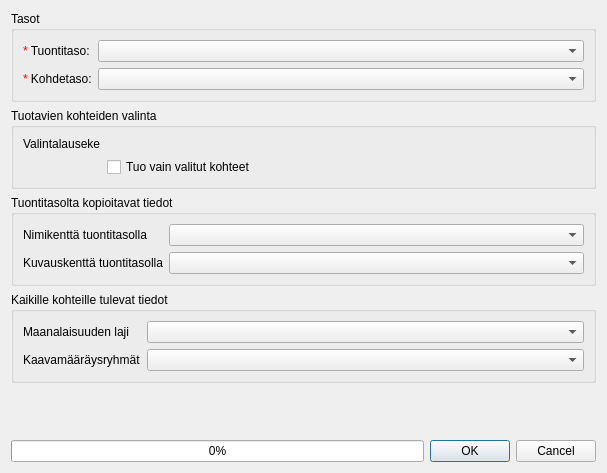
Above: arho_feature_template/gui/dialogs/import_features_form.ui from GispoCoding/arho-qgis-plugin before the change. Below: the same form after it.
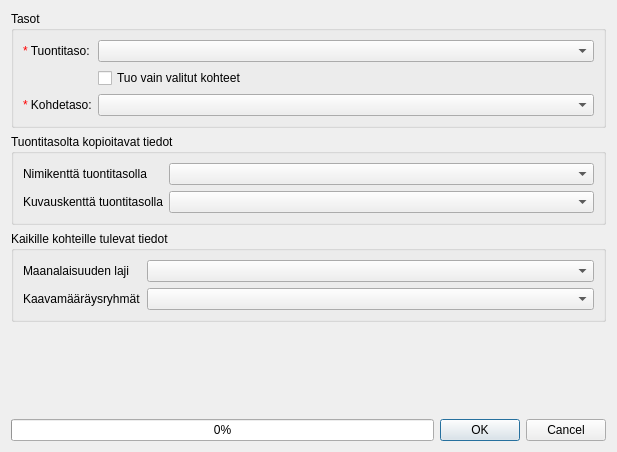
That is the form after the change. Custom widgets are drawn as their Qt base class.

Commit message: remove expression widget from import form

```diff
--- a/arho_feature_template/gui/dialogs/import_features_form.ui
+++ b/arho_feature_template/gui/dialogs/import_features_form.ui
@@ -6,8 +6,8 @@
    <rect>
     <x>0</x>
     <y>0</y>
-    <width>607</width>
-    <height>473</height>
+    <width>617</width>
+    <height>452</height>
    </rect>
   </property>
   <property name="windowTitle">
@@ -30,35 +30,16 @@
       <item row="0" column="1">
        <widget class="QgsMapLayerComboBox" name="source_layer_selection"/>
       </item>
-      <item row="1" column="0">
+      <item row="2" column="0">
        <widget class="QLabel" name="label_3">
         <property name="text">
          <string>&lt;html&gt;&lt;head/&gt;&lt;body&gt;&lt;p&gt;&lt;span style=&quot; color:#ff0000;&quot;&gt;*&lt;/span&gt; Kohdetaso:&lt;/p&gt;&lt;/body&gt;&lt;/html&gt;</string>
         </property>
        </widget>
       </item>
-      <item row="1" column="1">
+      <item row="2" column="1">
        <widget class="QgsMapLayerComboBox" name="target_layer_selection"/>
       </item>
-     </layout>
-    </widget>
-   </item>
-   <item>
-    <widget class="QGroupBox" name="groupBox_5">
-     <property name="title">
-      <string>Tuotavien kohteiden valinta</string>
-     </property>
-     <layout class="QFormLayout" name="formLayout_5">
-      <item row="0" column="0">
-       <widget class="QLabel" name="label_4">
-        <property name="text">
-         <string>Valintalauseke</string>
-        </property>
-       </widget>
-      </item>
-      <item row="0" column="1">
-       <widget class="QgsFieldExpressionWidget" name="filter_expression"/>
-      </item>
       <item row="1" column="1">
        <widget class="QCheckBox" name="selected_features_only">
         <property name="text">
@@ -67,7 +48,7 @@
        </widget>
       </item>
       <item row="1" column="0">
-       <widget class="QLabel" name="label_8">
+       <widget class="QLabel" name="label_4">
         <property name="text">
          <string/>
         </property>
@@ -184,11 +165,6 @@
    <extends>QComboBox</extends>
    <header>qgsfieldcombobox.h</header>
   </customwidget>
-  <customwidget>
-   <class>QgsFieldExpressionWidget</class>
-   <extends>QWidget</extends>
-   <header>qgsfieldexpressionwidget.h</header>
-  </customwidget>
   <customwidget>
    <class>QgsMapLayerComboBox</class>
    <extends>QComboBox</extends>
```
The commit also changes 1 other file.
